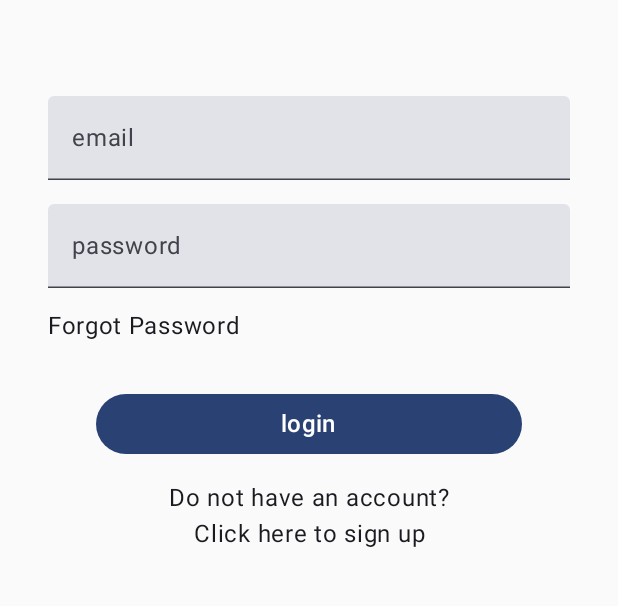
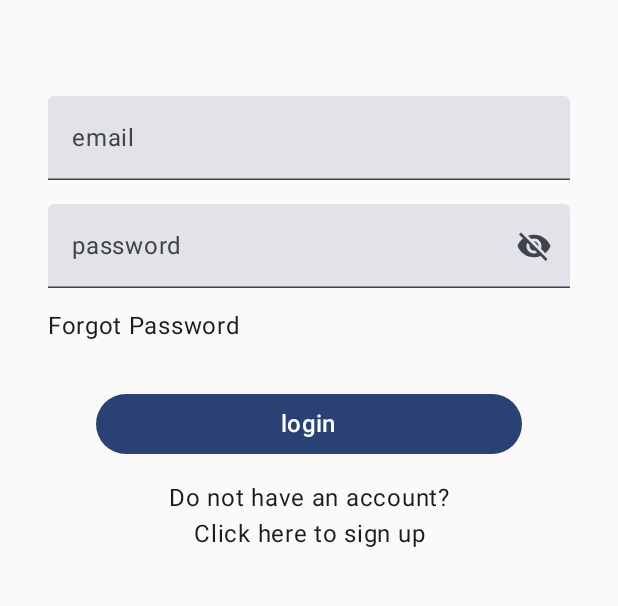
Before and after one commit to TurkcellStajGrubu/RetroApp, an Android app built with Jetpack Compose: the screen it shows after launch (MainActivity), on a phone screen of 412 x 824 dp, the part 474-1080 px from its top. Run offline under Robolectric (Android 15) with nearby library versions, the phone set to English and light mode, and no system bars; our stand-ins replace Dagger/Hilt's generated code, Firebase (no records; nobody signed in at launch, a user with empty details on screens opened directly), constraintlayout-compose.

Commit message:
Loginscreen password visibility

```diff
--- a/app/build.gradle
+++ b/app/build.gradle
@@ -76,6 +76,7 @@ dependencies {
     androidTestImplementation 'androidx.compose.ui:ui-test-junit4'
     debugImplementation 'androidx.compose.ui:ui-tooling'
     debugImplementation 'androidx.compose.ui:ui-test-manifest'
+    implementation 'androidx.compose.material:material-icons-extended:1.4.3'
 
     //Dagger - Hilt
     implementation "com.google.dagger:hilt-android:2.44"
--- a/app/src/main/java/com/example/retroapp/presentation/auth/Login.kt
+++ b/app/src/main/java/com/example/retroapp/presentation/auth/Login.kt
@@ -8,6 +8,9 @@ import androidx.compose.foundation.layout.Box
 import androidx.compose.foundation.layout.fillMaxSize
 import androidx.compose.foundation.layout.wrapContentSize
 import androidx.compose.foundation.text.KeyboardOptions
+import androidx.compose.material.icons.Icons
+import androidx.compose.material.icons.filled.Visibility
+import androidx.compose.material.icons.filled.VisibilityOff
 import androidx.compose.material3.*
 import androidx.compose.runtime.*
 import androidx.compose.ui.Modifier
@@ -17,6 +20,7 @@ import androidx.compose.ui.text.input.ImeAction
 import androidx.compose.ui.text.input.KeyboardCapitalization
 import androidx.compose.ui.text.input.KeyboardType
 import androidx.compose.ui.text.input.PasswordVisualTransformation
+import androidx.compose.ui.text.input.VisualTransformation
 import androidx.compose.ui.text.style.TextAlign
 import androidx.compose.ui.tooling.preview.Preview
 import androidx.constraintlayout.compose.ConstraintLayout
@@ -37,6 +41,7 @@ import com.google.firebase.auth.FirebaseAuth
 fun LoginScreen(viewModel: AuthViewModel?, navController: NavController) {
     var email by remember { mutableStateOf("") }
     var password by remember { mutableStateOf("") }
+    var passwordVisibility by remember { mutableStateOf(false) }
 
     val isForgotPasswordDialogOpen = remember { mutableStateOf(false) }
     val emailDialogOpen = remember { mutableStateOf(false) }
@@ -94,7 +99,7 @@ fun LoginScreen(viewModel: AuthViewModel?, navController: NavController) {
             label = {
                 Text(text = stringResource(id = R.string.password))
             },
-            visualTransformation = PasswordVisualTransformation(),
+            visualTransformation = if (passwordVisibility) VisualTransformation.None else PasswordVisualTransformation(),
             modifier = Modifier.constrainAs(refPassword) {
                 top.linkTo(refEmail.bottom, spacing.medium)
                 start.linkTo(parent.start, spacing.large)
@@ -106,7 +111,15 @@ fun LoginScreen(viewModel: AuthViewModel?, navController: NavController) {
                 autoCorrect = false,
                 keyboardType = KeyboardType.Password,
                 imeAction = ImeAction.Done
-            )
+            ),
+            trailingIcon = {
+                IconButton(onClick = { passwordVisibility = !passwordVisibility }) {
+                    Icon(
+                        imageVector = if (passwordVisibility) Icons.Filled.Visibility else Icons.Filled.VisibilityOff,
+                        contentDescription = if (passwordVisibility) "hide password" else "show password"
+                    )
+                }
+            }
         )
 
         Text(
```
